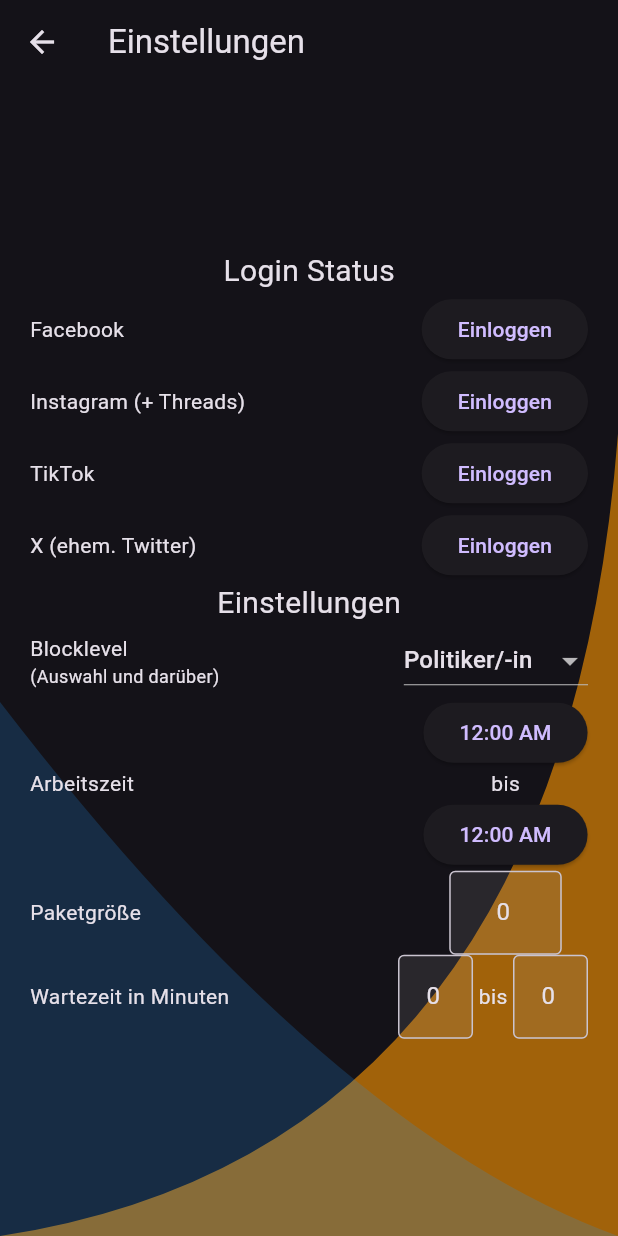
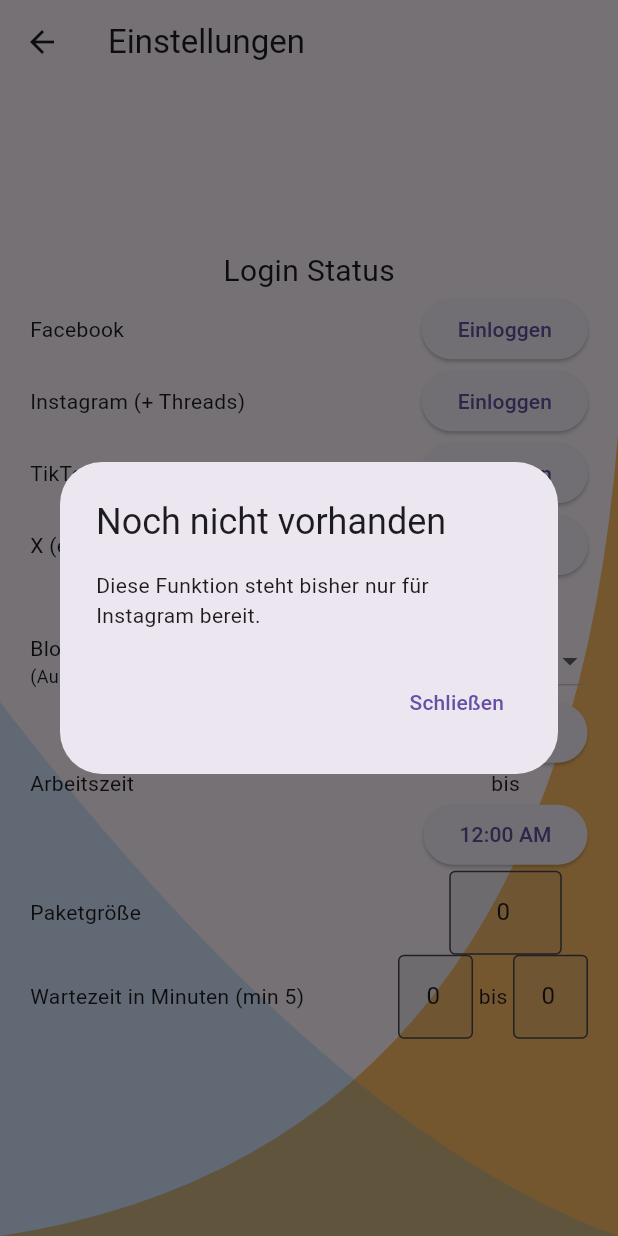
Before and after one commit to Avazz225/bluBlock, a Flutter app: the SettingsPage screen opened directly, after a tap on "Einloggen", on a phone screen of 412 x 824 dp. Run offline on Flutter 3.47's test engine with Material 3 defaults, Android fonts, the phone set to English and light mode, and no system bars; our stand-ins replace sqflite, webview_flutter; missing offline and left inert: flutter_inappwebview, workmanager; accounts and stored records are empty; statements that could not run were skipped.

Commit message:
changed app name

```diff
--- a/blu_block/lib/classes/account_overview.dart
+++ b/blu_block/lib/classes/account_overview.dart
@@ -1,4 +1,4 @@
-import 'package:blu_block/classes/database.dart';
+import 'package:BluBlock/classes/database.dart';
 import 'package:flutter/cupertino.dart';
 
 import 'account.dart';
--- a/blu_block/lib/classes/block_progress.dart
+++ b/blu_block/lib/classes/block_progress.dart
@@ -1,4 +1,4 @@
-import 'package:blu_block/classes/settings.dart';
+import 'package:BluBlock/classes/settings.dart';
 
 import 'database.dart';
 import 'package:flutter/material.dart';
--- a/blu_block/lib/classes/cdn_file_reader.dart
+++ b/blu_block/lib/classes/cdn_file_reader.dart
@@ -1,6 +1,6 @@
 import 'dart:convert';
-import 'package:blu_block/classes/database.dart';
-import 'package:blu_block/classes/url.dart';
+import 'package:BluBlock/classes/database.dart';
+import 'package:BluBlock/classes/url.dart';
 import 'package:http/http.dart' as http;
 
 class CDNFileReader {
--- a/blu_block/lib/classes/url.dart
+++ b/blu_block/lib/classes/url.dart
@@ -1,4 +1,4 @@
-import 'package:blu_block/classes/database.dart';
+import 'package:BluBlock/classes/database.dart';
 
 class Url{
   static final Url _instance = Url._internal();
--- a/blu_block/lib/js_logic/insta_logic.dart
+++ b/blu_block/lib/js_logic/insta_logic.dart
@@ -1,4 +1,4 @@
-import 'package:blu_block/helpers/random_wait_time.dart';
+import 'package:BluBlock/helpers/random_wait_time.dart';
 
 String instaBlockLogic = '''
 function executeBlock(){
--- a/blu_block/lib/ui/components/dropdown.dart
+++ b/blu_block/lib/ui/components/dropdown.dart
@@ -1,5 +1,5 @@
-import 'package:blu_block/classes/block_progress.dart';
-import 'package:blu_block/classes/settings.dart';
+import 'package:BluBlock/classes/block_progress.dart';
+import 'package:BluBlock/classes/settings.dart';
 import 'package:flutter/material.dart';
 
 class DropdownComponent extends StatefulWidget {
--- a/blu_block/lib/ui/components/time_picker.dart
+++ b/blu_block/lib/ui/components/time_picker.dart
@@ -1,4 +1,4 @@
-import 'package:blu_block/classes/settings.dart';
+import 'package:BluBlock/classes/settings.dart';
 import 'package:flutter/material.dart';
 
 class TimePickerComponent extends StatefulWidget {
--- a/blu_block/lib/ui/pages/list_page.dart
+++ b/blu_block/lib/ui/pages/list_page.dart
@@ -1,5 +1,5 @@
-import 'package:blu_block/classes/account_overview.dart';
-import 'package:blu_block/ui/components/button.dart';
+import 'package:BluBlock/classes/account_overview.dart';
+import 'package:BluBlock/ui/components/button.dart';
 import 'package:flutter/material.dart';
 import 'package:provider/provider.dart';
 
--- a/blu_block/lib/ui/pages/login_web_view.dart
+++ b/blu_block/lib/ui/pages/login_web_view.dart
@@ -4,14 +4,12 @@ import 'package:flutter_inappwebview/flutter_inappwebview.dart';
 import 'package:provider/provider.dart';
 import 'package:webview_flutter/webview_flutter.dart';
 
-import '../../classes/database.dart';
 import '../../classes/settings.dart';
 
 class LoginWebView extends StatelessWidget {
   final String initialUrl;
   final String jsLogic;
   final String platform;
-  final DatabaseHelper _db = DatabaseHelper();
 
   LoginWebView({super.key, required this.initialUrl, required this.jsLogic, required this.platform});
 
@@ -44,7 +42,7 @@ class LoginWebView extends StatelessWidget {
                 targetRow = "facebook_logged_in";
               }
               settings.updateValue(targetRow, true);
-              Navigator.pop(context);
+              //Navigator.pop(context);
             }
           }
         },
--- a/blu_block/lib/ui/pages/settings_page.dart
+++ b/blu_block/lib/ui/pages/settings_page.dart
@@ -1,13 +1,13 @@
-import 'package:blu_block/classes/database.dart';
-import 'package:blu_block/classes/import_list.dart';
-import 'package:blu_block/classes/settings.dart';
-import 'package:blu_block/classes/url.dart';
-import 'package:blu_block/js_logic/insta_logic.dart';
-import 'package:blu_block/ui/components/background.dart';
-import 'package:blu_block/ui/components/button.dart';
-import 'package:blu_block/ui/components/dropdown.dart';
-import 'package:blu_block/ui/pages/login_web_view.dart';
-import 'package:blu_block/ui/components/time_picker.dart';
+import 'package:BluBlock/classes/database.dart';
+import 'package:BluBlock/classes/import_list.dart';
+import 'package:BluBlock/classes/settings.dart';
+import 'package:BluBlock/classes/url.dart';
+import 'package:BluBlock/js_logic/insta_logic.dart';
+import 'package:BluBlock/ui/components/background.dart';
+import 'package:BluBlock/ui/components/button.dart';
+import 'package:BluBlock/ui/components/dropdown.dart';
+import 'package:BluBlock/ui/pages/login_web_view.dart';
+import 'package:BluBlock/ui/components/time_picker.dart';
 import 'package:flutter/material.dart';
 import 'package:intl/intl.dart';
 import 'package:provider/provider.dart';
@@ -149,7 +149,7 @@ class _SettingsPageState extends State<SettingsPage> {
                       Row(
                         mainAxisAlignment: MainAxisAlignment.spaceBetween,
                         children: [
-                          const Text("Wartezeit in Minuten"),
+                          const Text("Wartezeit in Minuten (min 5)"),
                           Row(
                             mainAxisAlignment: MainAxisAlignment.end,
                             children: [
@@ -214,7 +214,9 @@ class _SettingsPageState extends State<SettingsPage> {
     );
   }
   _dummyFunction(){
-    print("Dummy executed");
+    String title = "Noch nicht vorhanden";
+    String msg = "Diese Funktion steht bisher nur für Instagram bereit.";
+    showMessage(context, msg, title);
   }
 
   _startListRefresh() async {
```
Also changed, not shown: blu_block/lib/classes/account.dart (+4 -4 lines), blu_block/lib/classes/block_executor.dart (+4 -5 lines), blu_block/lib/classes/import_list.dart (+5 -5 lines), blu_block/lib/classes/settings.dart (+6 -6 lines), blu_block/lib/main.dart (+8 -9 lines), blu_block/lib/ui/pages/home.dart (+18 -5 lines), blu_block/pubspec.yaml (+10 -2 lines), blu_block/assets/BluBlock.png (added), blu_block/pubspec.lock, 47 other files.
